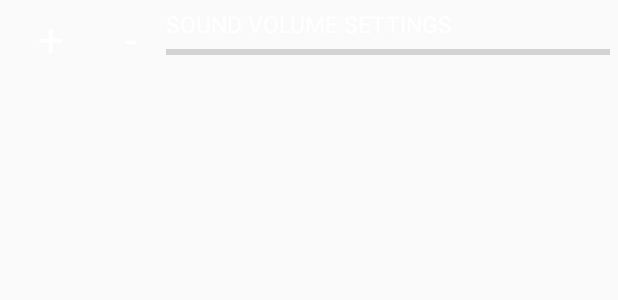
After one commit to akashapps/AudioWidget, an Android app: the layout list_item_volume_controller.xml on its own in the app's theme, with its tools: preview values and no code run, on a phone screen of 412 x 824 dp. The commit adds this screen. Shown: the top 300 px of the screen. Run offline under Robolectric (Android 15) with nearby library versions, the phone set to English and light mode, and no system bars.

Commit message:
create a customView for list item of volume controllers

```diff
--- a/app/src/main/java/com/akash/audiowidget/AudioWidget.java
+++ b/app/src/main/java/com/akash/audiowidget/AudioWidget.java
@@ -42,6 +42,10 @@ public class AudioWidget extends AppWidgetProvider {
         // Construct the RemoteViews object
         RemoteViews views = new RemoteViews(context.getPackageName(), R.layout.audio_widget);
         views.setOnClickPendingIntent(R.id.refresh, getPendingSelfIntent(context, REFRESH_CLICK_ACTION));
+
+//        VolumeControllerRemoteViews customView = new VolumeControllerRemoteViews(context.getPackageName(), R.layout.list_item_volume_controller);
+//        views.addView(R.id.add_more_view_layout, customView);
+
         updateRemoveViews(context, views);
 
         // Instruct the widget manager to update the widget
--- /dev/null
+++ b/app/src/main/java/com/akash/audiowidget/VolumeControllerRemoteViews.java
@@ -0,0 +1,15 @@
+package com.akash.audiowidget;
+
+import android.content.Context;
+import android.widget.RemoteViews;
+
+public class VolumeControllerRemoteViews extends RemoteViews {
+
+    public VolumeControllerRemoteViews(Context context) {
+        this(context.getPackageName(), R.layout.list_item_volume_controller);
+    }
+
+    public VolumeControllerRemoteViews(String packageName, int layoutId) {
+        super(packageName, layoutId);
+    }
+}
--- a/app/src/main/res/layout/audio_widget.xml
+++ b/app/src/main/res/layout/audio_widget.xml
@@ -277,6 +277,15 @@
 
     </LinearLayout>
 
+    <!--USED TO TEST CREATE CUSTOM VIEW-->
+    <LinearLayout android:id="@+id/add_more_view_layout"
+        android:layout_width="match_parent"
+        android:layout_height="wrap_content"
+        android:orientation="vertical"
+        android:layout_below="@+id/layout_bluetooth">
+
+    </LinearLayout>
+
     <ImageView
         android:id="@+id/refresh"
         android:layout_width="wrap_content"
--- /dev/null
+++ b/app/src/main/res/layout/list_item_volume_controller.xml
@@ -0,0 +1,60 @@
+<?xml version="1.0" encoding="utf-8"?>
+<RelativeLayout
+    xmlns:android="http://schemas.android.com/apk/res/android"
+    android:layout_width="match_parent"
+    android:layout_height="match_parent">
+
+    <LinearLayout
+        android:id="@+id/linear_layout"
+        android:layout_width="match_parent"
+        android:layout_height="wrap_content"
+        android:gravity="center_vertical"
+        android:orientation="horizontal"
+        android:padding="5dp">
+
+        <TextView
+            android:id="@+id/plus_sound"
+            android:layout_width="wrap_content"
+            android:layout_height="match_parent"
+            android:paddingStart="20dp"
+            android:paddingEnd="20dp"
+            android:gravity="center_vertical"
+            android:textSize="30sp"
+            android:text="+"
+            android:textColor="#FFFFFF"/>
+
+        <TextView
+            android:id="@+id/minus_sound"
+            android:gravity="center_vertical"
+            android:layout_width="wrap_content"
+            android:layout_height="match_parent"
+            android:paddingStart="20dp"
+            android:paddingEnd="20dp"
+            android:textSize="30sp"
+            android:text="-"
+            android:textColor="#FFFFFF"/>
+
+        <LinearLayout
+            android:layout_width="match_parent"
+            android:layout_height="wrap_content"
+            android:orientation="vertical">
+
+            <TextView android:id="@+id/name_text_view"
+                android:layout_width="wrap_content"
+                android:layout_height="wrap_content"
+                android:text="SOUND VOLUME SETTINGS"
+                android:textSize="15sp"
+                android:textColor="#FFFFFF" />
+
+            <ProgressBar android:id="@+id/music_progress_bar"
+                style="@style/Base.Widget.AppCompat.ProgressBar.Horizontal"
+                android:layout_width="match_parent"
+                android:layout_height="wrap_content"
+                android:min="0" />
+
+        </LinearLayout>
+
+
+    </LinearLayout>
+
+</RelativeLayout>
```
